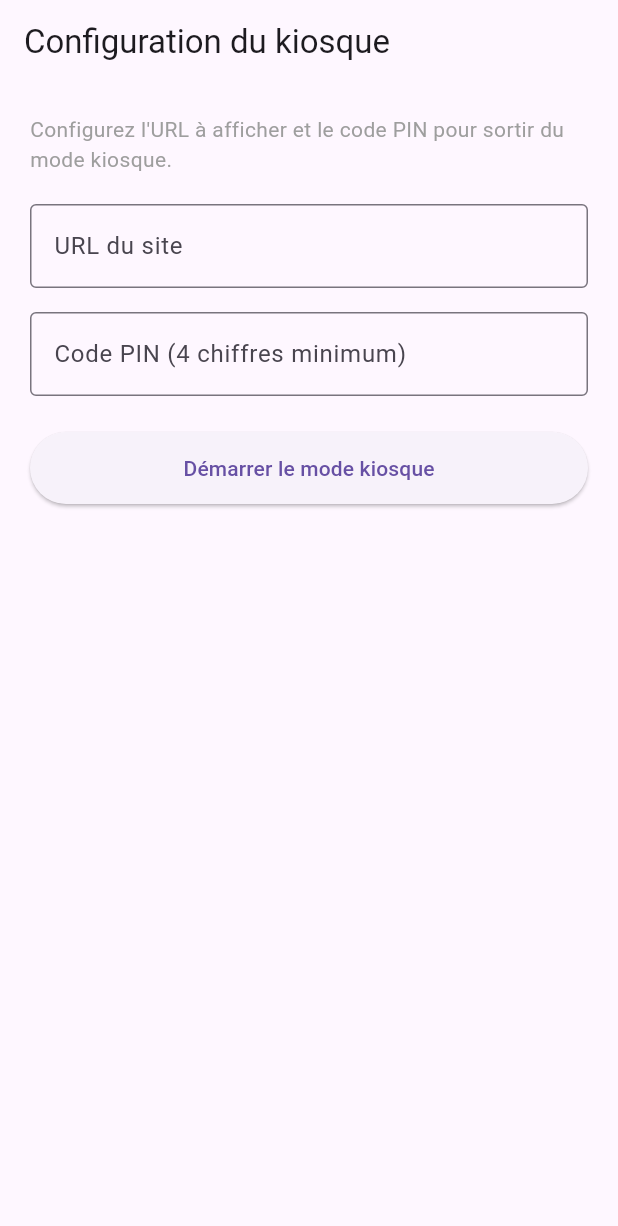
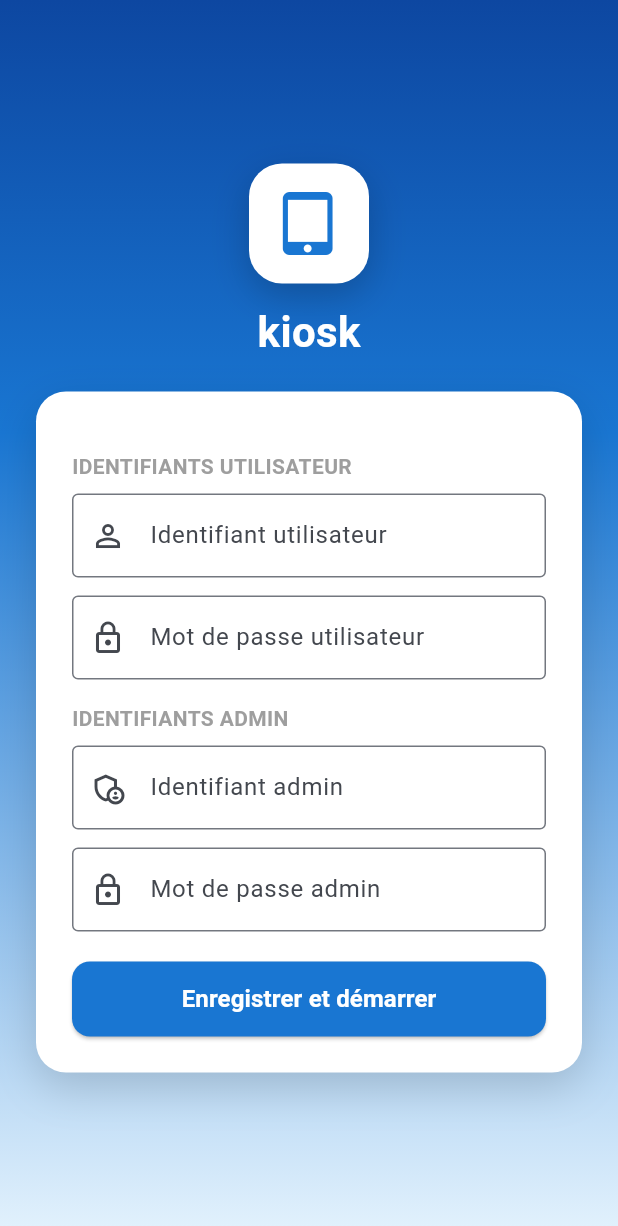
Before and after one commit to yassinox55/kioskapp, a Flutter app: the screen it shows after launch, on a phone screen of 412 x 824 dp. Shown: the top 1226 px of the screen. Run offline on Flutter 3.47's test engine with Material 3 defaults, Android fonts, the phone set to English and light mode, and no system bars; our stand-ins replace shared_preferences, webview_flutter.

Commit message:
Refonte: login unique auto-detecte user/admin, suppression URL, launcher d'apps

```diff
--- a/lib/main.dart
+++ b/lib/main.dart
@@ -1,6 +1,6 @@
 import 'package:flutter/material.dart';
-import 'screens/kiosk_screen.dart';
 import 'screens/config_screen.dart';
+import 'screens/login_screen.dart';
 import 'services/config_service.dart';
 
 void main() {
@@ -13,13 +13,14 @@ class MyApp extends StatelessWidget {
   @override
   Widget build(BuildContext context) {
     return MaterialApp(
+      title: 'kiosk',
       debugShowCheckedModeBanner: false,
+      theme: ThemeData(colorScheme: ColorScheme.fromSeed(seedColor: Colors.blue), useMaterial3: true),
       home: const StartupScreen(),
     );
   }
 }
 
-/// Décide si on affiche la config ou directement le kiosque
 class StartupScreen extends StatelessWidget {
   const StartupScreen({super.key});
 
@@ -31,7 +32,7 @@ class StartupScreen extends StatelessWidget {
         if (!snapshot.hasData) {
           return const Scaffold(body: Center(child: CircularProgressIndicator()));
         }
-        return snapshot.data! ? const KioskScreen() : const ConfigScreen();
+        return snapshot.data! ? const LoginScreen() : const ConfigScreen();
       },
     );
   }
--- a/lib/screens/config_screen.dart
+++ b/lib/screens/config_screen.dart
@@ -1,89 +1,172 @@
 import 'package:flutter/material.dart';
 import '../services/config_service.dart';
-import 'kiosk_screen.dart';
+import 'login_screen.dart';
 
-/// Écran où on définit l'URL du site et le code PIN de sortie
 class ConfigScreen extends StatefulWidget {
-  const ConfigScreen({super.key});
+  final bool isReconfiguring;
+  const ConfigScreen({super.key, this.isReconfiguring = false});
 
   @override
   State<ConfigScreen> createState() => _ConfigScreenState();
 }
 
 class _ConfigScreenState extends State<ConfigScreen> {
-  final _urlController = TextEditingController();
-  final _pinController = TextEditingController();
+  final _userUsernameController = TextEditingController();
+  final _userPasswordController = TextEditingController();
+  final _adminUsernameController = TextEditingController();
+  final _adminPasswordController = TextEditingController();
   String? _errorMessage;
 
   void _saveAndStart() async {
-    final url = _urlController.text.trim();
-    final pin = _pinController.text.trim();
+    final userUsername = _userUsernameController.text.trim();
+    final userPassword = _userPasswordController.text.trim();
+    final adminUsername = _adminUsernameController.text.trim();
+    final adminPassword = _adminPasswordController.text.trim();
 
-    if (url.isEmpty || !url.startsWith('http')) {
-      setState(() => _errorMessage = "Entrez une URL valide (ex: https://...)");
+    if (userUsername.isEmpty || userPassword.isEmpty) {
+      setState(() => _errorMessage = "Identifiant et mot de passe utilisateur requis");
       return;
     }
-    if (pin.length < 4) {
-      setState(() => _errorMessage = "Le code PIN doit faire au moins 4 chiffres");
+    if (adminUsername.isEmpty || adminPassword.isEmpty) {
+      setState(() => _errorMessage = "Identifiant et mot de passe admin requis");
       return;
     }
 
-    await ConfigService.saveConfig(url: url, pin: pin);
+    await ConfigService.saveConfig(
+      userUsername: userUsername,
+      userPassword: userPassword,
+      adminUsername: adminUsername,
+      adminPassword: adminPassword,
+    );
 
     if (!mounted) return;
-    Navigator.of(context).pushReplacement(
-      MaterialPageRoute(builder: (context) => const KioskScreen()),
+    Navigator.of(context).pushAndRemoveUntil(
+      MaterialPageRoute(builder: (context) => const LoginScreen()),
+      (route) => false,
     );
   }
+
+  Widget _sectionTitle(String text) => Padding(
+        padding: const EdgeInsets.only(top: 16, bottom: 8),
+        child: Text(
+          text,
+          style: const TextStyle(fontWeight: FontWeight.bold, fontSize: 14, color: Colors.grey),
+        ),
+      );
 
   @override
   Widget build(BuildContext context) {
     return Scaffold(
-      appBar: AppBar(title: const Text("Configuration du kiosque")),
-      body: Padding(
-        padding: const EdgeInsets.all(20),
+      body: Container(
+        decoration: const BoxDecoration(
+          gradient: LinearGradient(
+            begin: Alignment.topCenter,
+            end: Alignment.bottomCenter,
+            colors: [Color(0xFF0D47A1), Color(0xFF1976D2), Color(0xFFE3F2FD)],
+            stops: [0.0, 0.35, 1.0],
+          ),
+        ),
+        child: SafeArea(
+          child: Center(
+            child: SingleChildScrollView(
+              padding: const EdgeInsets.symmetric(horizontal: 24, vertical: 20),
+              child: Column(
+                mainAxisSize: MainAxisSize.min,
+                children: [
+                  Container(
+                    width: 80,
+                    height: 80,
+                    decoration: BoxDecoration(
+                      color: Colors.white,
+                      borderRadius: BorderRadius.circular(22),
+                      boxShadow: [
+                        BoxShadow(color: Colors.black.withOpacity(0.2), blurRadius: 20, offset: const Offset(0, 8)),
+                      ],
+                    ),
+                    child: const Icon(Icons.tablet_mac_rounded, size: 42, color: Color(0xFF1976D2)),
+                  ),
+                  const SizedBox(height: 12),
+                  const Text("kiosk", style: TextStyle(fontSize: 28, fontWeight: FontWeight.bold, color: Colors.white)),
+                  const SizedBox(height: 20),
+                  Container(
+                    padding: const EdgeInsets.all(24),
+                    decoration: BoxDecoration(
+                      color: Colors.white,
+                      borderRadius: BorderRadius.circular(20),
+                      boxShadow: [
+                        BoxShadow(color: Colors.black.withOpacity(0.15), blurRadius: 24, offset: const Offset(0, 10)),
+                      ],
+                    ),
                     child: Column(
                       crossAxisAlignment: CrossAxisAlignment.stretch,
                       children: [
-            const Text(
-              "Configurez l'URL à afficher et le code PIN pour sortir du mode kiosque.",
-              style: TextStyle(fontSize: 14, color: Colors.grey),
-            ),
-            const SizedBox(height: 20),
+                        _sectionTitle("IDENTIFIANTS UTILISATEUR"),
                         TextField(
-              controller: _urlController,
+                          controller: _userUsernameController,
                           decoration: const InputDecoration(
-                labelText: "URL du site",
-                hintText: "https://exemple.com",
+                            labelText: "Identifiant utilisateur",
+                            prefixIcon: Icon(Icons.person_outline),
                             border: OutlineInputBorder(),
                           ),
-              keyboardType: TextInputType.url,
                         ),
-            const SizedBox(height: 16),
+                        const SizedBox(height: 12),
                         TextField(
-              controller: _pinController,
+                          controller: _userPasswordController,
                           decoration: const InputDecoration(
-                labelText: "Code PIN (4 chiffres minimum)",
+                            labelText: "Mot de passe utilisateur",
+                            prefixIcon: Icon(Icons.lock_outline),
                             border: OutlineInputBorder(),
                           ),
-              keyboardType: TextInputType.number,
+                          obscureText: true,
+                        ),
+                        _sectionTitle("IDENTIFIANTS ADMIN"),
+                        TextField(
+                          controller: _adminUsernameController,
+                          decoration: const InputDecoration(
+                            labelText: "Identifiant admin",
+                            prefixIcon: Icon(Icons.admin_panel_settings_outlined),
+                            border: OutlineInputBorder(),
+                          ),
+                        ),
+                        const SizedBox(height: 12),
+                        TextField(
+                          controller: _adminPasswordController,
+                          decoration: const InputDecoration(
+                            labelText: "Mot de passe admin",
+                            prefixIcon: Icon(Icons.lock_outline),
+                            border: OutlineInputBorder(),
+                          ),
                           obscureText: true,
                         ),
                         if (_errorMessage != null) ...[
                           const SizedBox(height: 12),
-              Text(_errorMessage!, style: const TextStyle(color: Colors.red)),
+                          Text(_errorMessage!, style: const TextStyle(color: Colors.red, fontSize: 13)),
                         ],
-            const SizedBox(height: 24),
-            ElevatedButton(
+                        const SizedBox(height: 20),
+                        SizedBox(
+                          height: 50,
+                          child: ElevatedButton(
                             onPressed: _saveAndStart,
-              child: const Padding(
-                padding: EdgeInsets.symmetric(vertical: 14),
-                child: Text("Démarrer le mode kiosque"),
+                            style: ElevatedButton.styleFrom(
+                              backgroundColor: const Color(0xFF1976D2),
+                              foregroundColor: Colors.white,
+                              shape: RoundedRectangleBorder(borderRadius: BorderRadius.circular(12)),
+                            ),
+                            child: const Text(
+                              "Enregistrer et démarrer",
+                              style: TextStyle(fontSize: 16, fontWeight: FontWeight.w600),
+                            ),
                           ),
                         ),
                       ],
                     ),
                   ),
+                ],
+              ),
+            ),
+          ),
+        ),
+      ),
     );
   }
 }
--- a/lib/services/config_service.dart
+++ b/lib/services/config_service.dart
@@ -1,28 +1,57 @@
 import 'package:shared_preferences/shared_preferences.dart';
 
-/// Gère la sauvegarde et la lecture de la configuration (URL + PIN)
 class ConfigService {
-  static const _urlKey = 'kiosk_url';
-  static const _pinKey = 'kiosk_pin';
+  static const _userUsernameKey = 'user_username';
+  static const _userPasswordKey = 'user_password';
+  static const _adminUsernameKey = 'admin_username';
+  static const _adminPasswordKey = 'admin_password';
+  static const _allowedAppsKey = 'allowed_apps';
 
-  static Future<String?> getUrl() async {
+  static Future<String?> getUserUsername() async {
     final prefs = await SharedPreferences.getInstance();
-    return prefs.getString(_urlKey);
+    return prefs.getString(_userUsernameKey);
   }
 
-  static Future<String?> getPin() async {
+  static Future<String?> getUserPassword() async {
     final prefs = await SharedPreferences.getInstance();
-    return prefs.getString(_pinKey);
+    return prefs.getString(_userPasswordKey);
   }
 
-  static Future<void> saveConfig({required String url, required String pin}) async {
+  static Future<String?> getAdminUsername() async {
     final prefs = await SharedPreferences.getInstance();
-    await prefs.setString(_urlKey, url);
-    await prefs.setString(_pinKey, pin);
+    return prefs.getString(_adminUsernameKey);
+  }
+
+  static Future<String?> getAdminPassword() async {
+    final prefs = await SharedPreferences.getInstance();
+    return prefs.getString(_adminPasswordKey);
+  }
+
+  static Future<void> saveConfig({
+    required String userUsername,
+    required String userPassword,
+    required String adminUsername,
+    required String adminPassword,
+  }) async {
+    final prefs = await SharedPreferences.getInstance();
+    await prefs.setString(_userUsernameKey, userUsername);
+    await prefs.setString(_userPasswordKey, userPassword);
+    await prefs.setString(_adminUsernameKey, adminUsername);
+    await prefs.setString(_adminPasswordKey, adminPassword);
   }
 
   static Future<bool> isConfigured() async {
-    final url = await getUrl();
-    return url != null && url.isNotEmpty;
+    final username = await getUserUsername();
+    return username != null && username.isNotEmpty;
+  }
+
+  static Future<List<String>> getAllowedApps() async {
+    final prefs = await SharedPreferences.getInstance();
+    return prefs.getStringList(_allowedAppsKey) ?? [];
+  }
+
+  static Future<void> saveAllowedApps(List<String> packageNames) async {
+    final prefs = await SharedPreferences.getInstance();
+    await prefs.setStringList(_allowedAppsKey, packageNames);
   }
 }
```
Also changed, not shown: lib/screens/admin_apps_screen.dart (added, +77 -0 lines), lib/screens/admin_login_screen.dart (added, +79 -0 lines), lib/screens/admin_screen.dart (added, +94 -0 lines), lib/screens/kiosk_screen.dart (+36 -5 lines), lib/screens/login_screen.dart (added, +134 -0 lines), lib/screens/user_apps_screen.dart (added, +72 -0 lines), lib/services/apps_service.dart (added, +26 -0 lines), 2 other files. Lines whose indentation alone changed are shown as unchanged.
